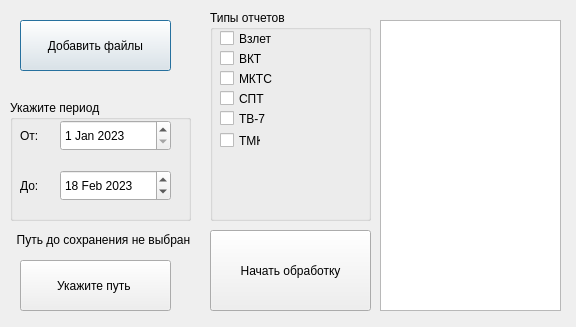
TishaSahar/VERTICAL-proj-, file my.ui: the form before one commit.
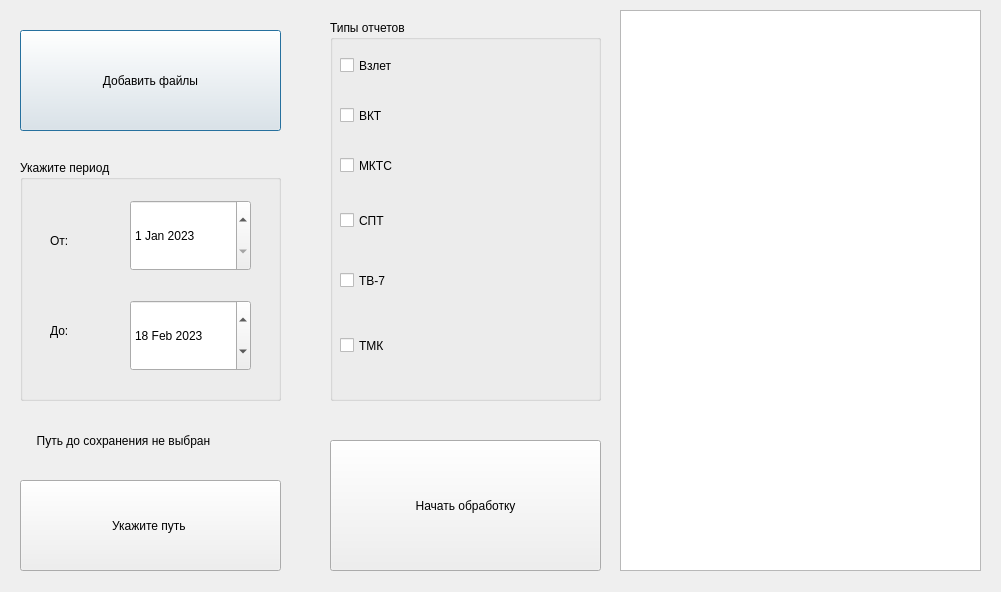
The form after the commit.

Commit message: Fix bags in TV7 parser

Diff of the .ui file:
```diff
--- a/my.ui
+++ b/my.ui
@@ -6,8 +6,8 @@
    <rect>
     <x>0</x>
     <y>0</y>
-    <width>576</width>
-    <height>327</height>
+    <width>1001</width>
+    <height>592</height>
    </rect>
   </property>
   <property name="windowTitle">
@@ -16,10 +16,10 @@
   <widget class="QGroupBox" name="groupBox">
    <property name="geometry">
     <rect>
-     <x>210</x>
-     <y>10</y>
-     <width>161</width>
-     <height>211</height>
+     <x>330</x>
+     <y>20</y>
+     <width>271</width>
+     <height>381</height>
     </rect>
    </property>
    <property name="title">
@@ -30,8 +30,8 @@
      <rect>
       <x>10</x>
       <y>20</y>
-      <width>121</width>
-      <height>17</height>
+      <width>161</width>
+      <height>51</height>
      </rect>
     </property>
     <property name="text">
@@ -42,9 +42,9 @@
     <property name="geometry">
      <rect>
       <x>10</x>
-      <y>40</y>
+      <y>70</y>
       <width>121</width>
-      <height>17</height>
+      <height>51</height>
      </rect>
     </property>
     <property name="text">
@@ -55,9 +55,9 @@
     <property name="geometry">
      <rect>
       <x>10</x>
-      <y>60</y>
+      <y>120</y>
       <width>70</width>
-      <height>17</height>
+      <height>51</height>
      </rect>
     </property>
     <property name="text">
@@ -68,9 +68,9 @@
     <property name="geometry">
      <rect>
       <x>10</x>
-      <y>80</y>
+      <y>170</y>
       <width>70</width>
-      <height>17</height>
+      <height>61</height>
      </rect>
     </property>
     <property name="text">
@@ -81,9 +81,9 @@
     <property name="geometry">
      <rect>
       <x>10</x>
-      <y>100</y>
+      <y>230</y>
       <width>70</width>
-      <height>17</height>
+      <height>61</height>
      </rect>
     </property>
     <property name="text">
@@ -94,9 +94,9 @@
     <property name="geometry">
      <rect>
       <x>10</x>
-      <y>120</y>
-      <width>41</width>
-      <height>21</height>
+      <y>300</y>
+      <width>81</width>
+      <height>51</height>
      </rect>
     </property>
     <property name="text">
@@ -107,10 +107,10 @@
   <widget class="QGroupBox" name="groupBox_2">
    <property name="geometry">
     <rect>
-     <x>10</x>
-     <y>100</y>
-     <width>181</width>
-     <height>121</height>
+     <x>20</x>
+     <y>160</y>
+     <width>261</width>
+     <height>241</height>
     </rect>
    </property>
    <property name="title">
@@ -119,10 +119,10 @@
    <widget class="QLabel" name="label_2">
     <property name="geometry">
      <rect>
-      <x>10</x>
-      <y>20</y>
-      <width>21</width>
-      <height>31</height>
+      <x>30</x>
+      <y>50</y>
+      <width>31</width>
+      <height>61</height>
      </rect>
     </property>
     <property name="text">
@@ -132,10 +132,10 @@
    <widget class="QLabel" name="label_3">
     <property name="geometry">
      <rect>
-      <x>10</x>
-      <y>70</y>
-      <width>31</width>
-      <height>31</height>
+      <x>30</x>
+      <y>140</y>
+      <width>41</width>
+      <height>61</height>
      </rect>
     </property>
     <property name="text">
@@ -145,10 +145,10 @@
    <widget class="QDateEdit" name="dateEdit">
     <property name="geometry">
      <rect>
-      <x>50</x>
-      <y>20</y>
-      <width>111</width>
-      <height>31</height>
+      <x>110</x>
+      <y>40</y>
+      <width>121</width>
+      <height>71</height>
      </rect>
     </property>
     <property name="dateTime">
@@ -165,10 +165,10 @@
    <widget class="QDateEdit" name="dateEdit_2">
     <property name="geometry">
      <rect>
-      <x>50</x>
-      <y>70</y>
-      <width>111</width>
-      <height>31</height>
+      <x>110</x>
+      <y>140</y>
+      <width>121</width>
+      <height>71</height>
      </rect>
     </property>
     <property name="dateTime">
@@ -187,9 +187,9 @@
    <property name="geometry">
     <rect>
      <x>20</x>
-     <y>20</y>
-     <width>151</width>
-     <height>51</height>
+     <y>30</y>
+     <width>261</width>
+     <height>101</height>
     </rect>
    </property>
    <property name="text">
@@ -200,9 +200,9 @@
    <property name="geometry">
     <rect>
      <x>20</x>
-     <y>260</y>
-     <width>151</width>
-     <height>51</height>
+     <y>480</y>
+     <width>261</width>
+     <height>91</height>
     </rect>
    </property>
    <property name="text">
@@ -212,10 +212,10 @@
   <widget class="QPushButton" name="pushButton">
    <property name="geometry">
     <rect>
-     <x>210</x>
-     <y>230</y>
-     <width>161</width>
-     <height>81</height>
+     <x>330</x>
+     <y>440</y>
+     <width>271</width>
+     <height>131</height>
     </rect>
    </property>
    <property name="text">
@@ -225,12 +225,15 @@
   <widget class="QLabel" name="label">
    <property name="geometry">
     <rect>
-     <x>10</x>
-     <y>230</y>
-     <width>181</width>
-     <height>20</height>
+     <x>30</x>
+     <y>410</y>
+     <width>251</width>
+     <height>61</height>
     </rect>
    </property>
+   <property name="layoutDirection">
+    <enum>Qt::LeftToRight</enum>
+   </property>
    <property name="text">
     <string>  Путь до сохранения не выбран</string>
    </property>
@@ -238,10 +241,10 @@
   <widget class="QTextBrowser" name="textBrowser">
    <property name="geometry">
     <rect>
-     <x>380</x>
-     <y>20</y>
-     <width>181</width>
-     <height>291</height>
+     <x>620</x>
+     <y>10</y>
+     <width>361</width>
+     <height>561</height>
     </rect>
    </property>
   </widget>
```
The commit also changes 2 other files.
